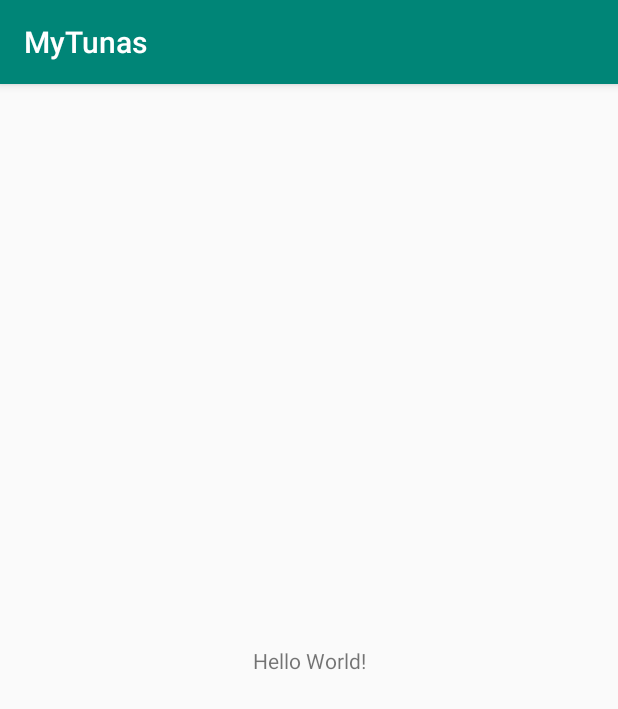
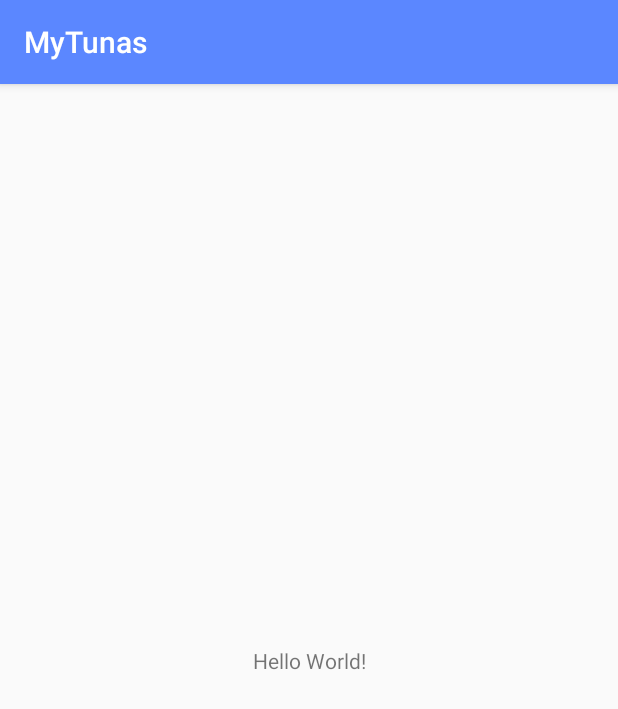
Before and after one commit to yosafatrend/MyTunasRe, an Android app: the screen it shows after launch (MainActivity), on a phone screen of 412 x 824 dp. Shown: the top 709 px of the screen. Run offline under Robolectric (Android 15) with nearby library versions, the phone set to English and light mode, and no system bars.

Commit message:
menambahkan resource bg dan logo, mengubah warna pada color primary

```diff
--- a/app/src/main/res/values/colors.xml
+++ b/app/src/main/res/values/colors.xml
@@ -1,6 +1,6 @@
 <?xml version="1.0" encoding="utf-8"?>
 <resources>
-    <color name="colorPrimary">#008577</color>
+    <color name="colorPrimary">#5B87FF</color>
     <color name="colorPrimaryDark">#00574B</color>
     <color name="colorAccent">#D81B60</color>
 </resources>
```
Also changed, not shown: app/src/main/res/drawable/bg_dark.png (added), app/src/main/res/drawable/mytunas.png (added).
